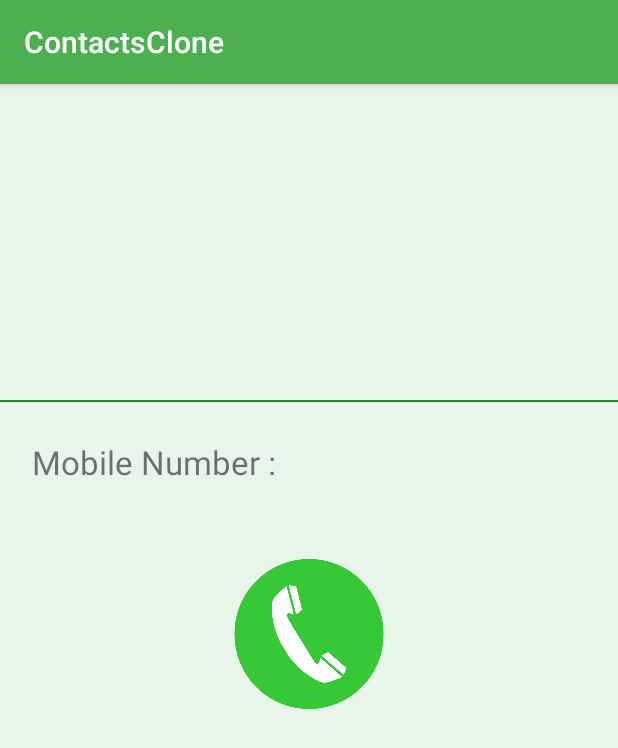
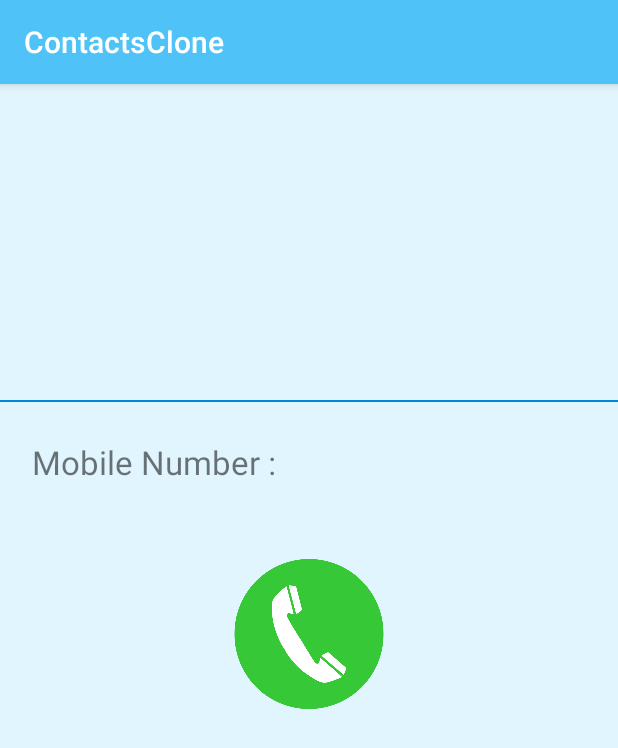
Before and after one commit to shangeethsivan/ContactsClone, an Android app: the DetailActivity screen opened directly, with no data from a screen before it, on a phone screen of 412 x 824 dp. Shown: the top 748 px of the screen. Run offline under Robolectric (Android 15) with nearby library versions, the phone set to English and light mode, and no system bars; our stand-ins replace Picasso; pictures from the network do not load; 1 statement that could not run was skipped.

Commit message:
Changed color

```diff
--- a/app/src/main/res/values/colors.xml
+++ b/app/src/main/res/values/colors.xml
@@ -1,8 +1,8 @@
 <?xml version="1.0" encoding="utf-8"?>
 <resources>
-    <color name="colorPrimary">#4CAF50</color>
-    <color name="colorPrimaryDark">#2E7D32</color>
-    <color name="colorAccent">#E8F5E9</color>
+    <color name="colorPrimary">#4FC3F7</color>
+    <color name="colorPrimaryDark">#0288D1</color>
+    <color name="colorAccent">#E1F5FE</color>
     <color name="white">#ffffff</color>
     <color name="black">#000000</color>
 </resources>
```
